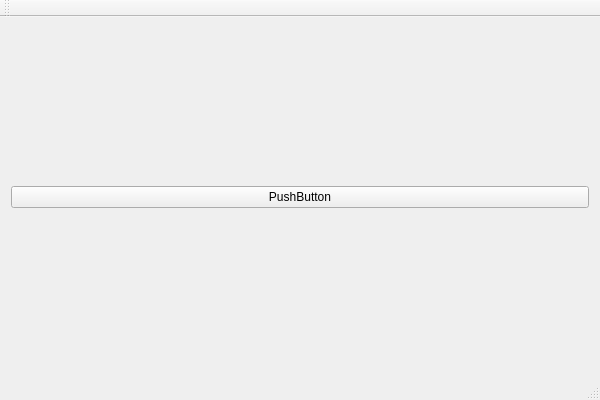
First picture: the form in src/mainwindow.ui, repository TrubArt/NonogrammQt, before the edit.
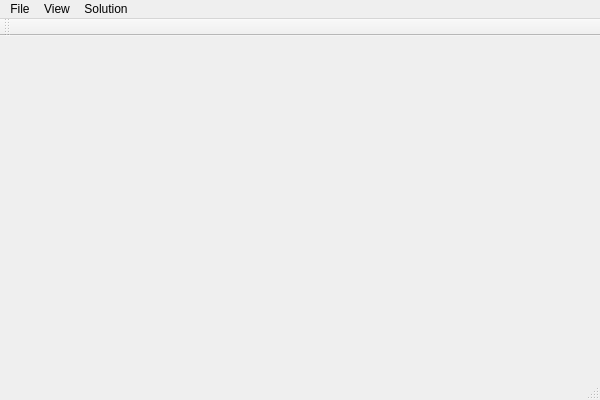
Second picture: the form after the edit.

Diff of the .ui file:
```diff
--- a/src/mainwindow.ui
+++ b/src/mainwindow.ui
@@ -14,15 +14,7 @@
    <string>mainwindow</string>
   </property>
   <widget class="QWidget" name="centralWidget">
-   <layout class="QGridLayout" name="gridLayout">
-    <item row="0" column="0">
-     <widget class="QPushButton" name="pushButton">
-      <property name="text">
-       <string>PushButton</string>
-      </property>
-     </widget>
-    </item>
-   </layout>
+   <layout class="QGridLayout" name="gridLayout"/>
   </widget>
   <widget class="QMenuBar" name="menuBar">
    <property name="geometry">
@@ -33,6 +25,28 @@
      <height>26</height>
     </rect>
    </property>
+   <widget class="QMenu" name="menuFile">
+    <property name="title">
+     <string>File</string>
+    </property>
+    <addaction name="actionExit"/>
+   </widget>
+   <widget class="QMenu" name="menuView">
+    <property name="title">
+     <string>View</string>
+    </property>
+   </widget>
+   <widget class="QMenu" name="menuSolution">
+    <property name="title">
+     <string>Solution</string>
+    </property>
+    <addaction name="actionChangeLevel"/>
+    <addaction name="actionStart"/>
+    <addaction name="actionResetPicture"/>
+   </widget>
+   <addaction name="menuFile"/>
+   <addaction name="menuView"/>
+   <addaction name="menuSolution"/>
   </widget>
   <widget class="QToolBar" name="mainToolBar">
    <attribute name="toolBarArea">
```
Left out of the diff: 20 changed lines with no effect on the pictures.
